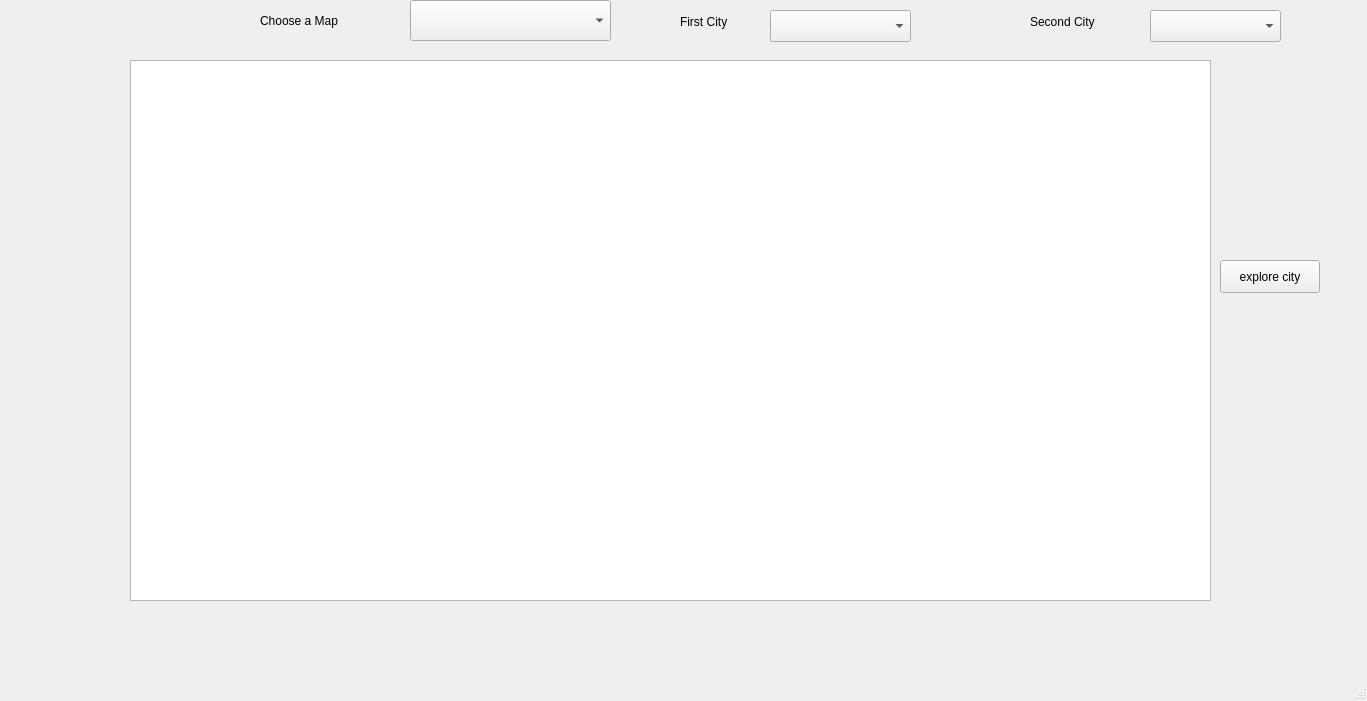
Before: the Qt Designer form ui/mainwindow.ui in ziaddevv/Guide_Me_Path_Finder, drawn with Qt 5.
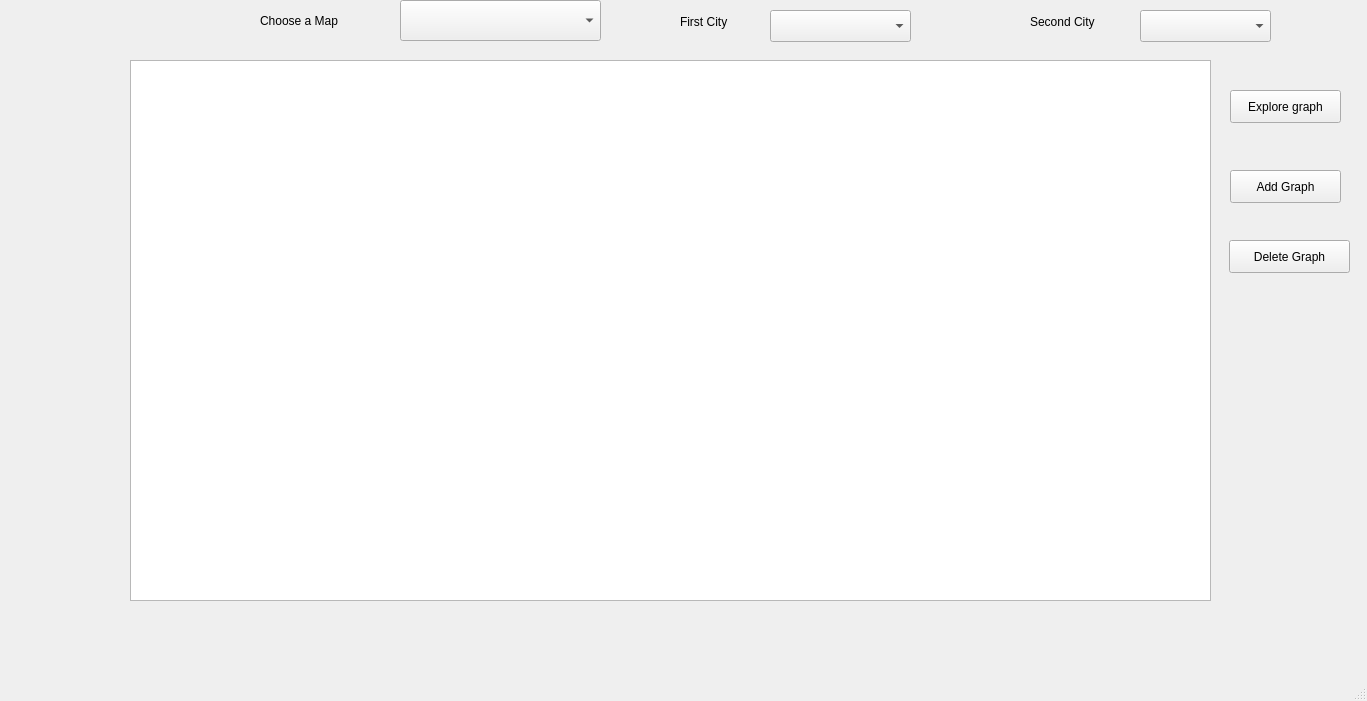
After: the same form once the commit is applied.

Commit message: complete main window with deleteGraph and Add Graph

Patch:
```diff
--- a/ui/mainwindow.ui
+++ b/ui/mainwindow.ui
@@ -53,7 +53,7 @@
    <widget class="QComboBox" name="secondCityCmb">
     <property name="geometry">
      <rect>
-      <x>1150</x>
+      <x>1140</x>
       <y>10</y>
       <width>131</width>
       <height>32</height>
@@ -63,7 +63,7 @@
    <widget class="QComboBox" name="MapSelectionCmb">
     <property name="geometry">
      <rect>
-      <x>410</x>
+      <x>400</x>
       <y>0</y>
       <width>201</width>
       <height>41</height>
@@ -86,14 +86,17 @@
    <widget class="QPushButton" name="exploreButton">
     <property name="geometry">
      <rect>
-      <x>1220</x>
-      <y>260</y>
-      <width>100</width>
+      <x>1230</x>
+      <y>90</y>
+      <width>111</width>
       <height>33</height>
      </rect>
     </property>
     <property name="text">
-     <string>explore city</string>
+     <string>Explore graph</string>
+    </property>
+    <property name="autoDefault">
+     <bool>true</bool>
     </property>
    </widget>
    <widget class="QGraphicsView" name="graphicsView">
@@ -106,6 +109,32 @@
      </rect>
     </property>
    </widget>
+   <widget class="QPushButton" name="addGraphButton">
+    <property name="geometry">
+     <rect>
+      <x>1230</x>
+      <y>170</y>
+      <width>111</width>
+      <height>33</height>
+     </rect>
+    </property>
+    <property name="text">
+     <string>Add Graph</string>
+    </property>
+   </widget>
+   <widget class="QPushButton" name="deleteGraphButton">
+    <property name="geometry">
+     <rect>
+      <x>1229</x>
+      <y>240</y>
+      <width>121</width>
+      <height>33</height>
+     </rect>
+    </property>
+    <property name="text">
+     <string>Delete Graph</string>
+    </property>
+   </widget>
   </widget>
   <widget class="QMenuBar" name="menubar">
    <property name="geometry">
```
The commit also changes 9 other files.
